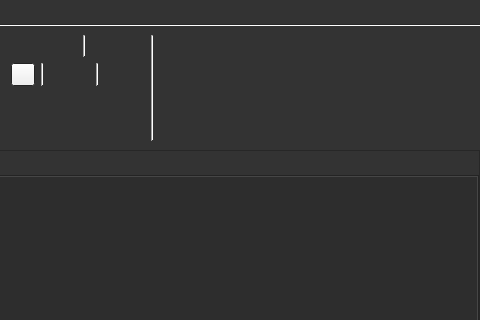
This is src/mainwindow.ui in fjpereny/TwoNote as Qt 5 draws it before an edit; both pictures show x 531 to 1011 and y 0 to 320 of the 1011 by 643 pixel window. The edited form follows.
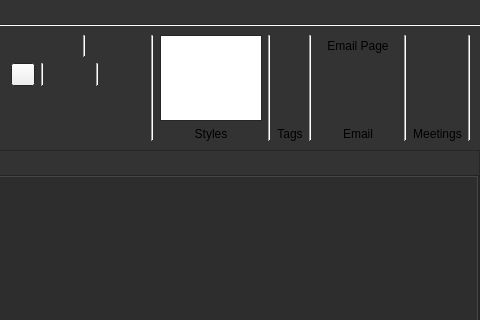
This is the edited form. Icons and pictures are not drawn. Custom widgets are drawn as their Qt base class.

```diff
--- a/src/mainwindow.ui
+++ b/src/mainwindow.ui
@@ -1138,6 +1138,123 @@
           </property>
          </widget>
         </item>
+        <item>
+         <layout class="QVBoxLayout" name="verticalLayout_8">
+          <item>
+           <widget class="QListView" name="listView">
+            <property name="maximumSize">
+             <size>
+              <width>150</width>
+              <height>16777215</height>
+             </size>
+            </property>
+           </widget>
+          </item>
+          <item>
+           <widget class="QLabel" name="label_3">
+            <property name="text">
+             <string>Styles</string>
+            </property>
+            <property name="alignment">
+             <set>Qt::AlignBottom|Qt::AlignHCenter</set>
+            </property>
+           </widget>
+          </item>
+         </layout>
+        </item>
+        <item>
+         <widget class="Line" name="line_8">
+          <property name="orientation">
+           <enum>Qt::Vertical</enum>
+          </property>
+         </widget>
+        </item>
+        <item>
+         <layout class="QVBoxLayout" name="verticalLayout_9">
+          <item>
+           <widget class="QLabel" name="label_4">
+            <property name="text">
+             <string>Tags</string>
+            </property>
+            <property name="alignment">
+             <set>Qt::AlignBottom|Qt::AlignHCenter</set>
+            </property>
+           </widget>
+          </item>
+         </layout>
+        </item>
+        <item>
+         <widget class="Line" name="line_9">
+          <property name="orientation">
+           <enum>Qt::Vertical</enum>
+          </property>
+         </widget>
+        </item>
+        <item>
+         <layout class="QVBoxLayout" name="verticalLayout_10">
+          <item>
+           <widget class="QPushButton" name="emailPageButton">
+            <property name="focusPolicy">
+             <enum>Qt::NoFocus</enum>
+            </property>
+            <property name="text">
+             <string>Email Page</string>
+            </property>
+            <property name="icon">
+             <iconset resource="rsc/rsc.qrc">
+              <normaloff>:/icons/fontawesome/regular/fontawesome-free-6.1.2-desktop/svgs/regular/envelope-open.svg</normaloff>:/icons/fontawesome/regular/fontawesome-free-6.1.2-desktop/svgs/regular/envelope-open.svg</iconset>
+            </property>
+            <property name="iconSize">
+             <size>
+              <width>32</width>
+              <height>32</height>
+             </size>
+            </property>
+            <property name="flat">
+             <bool>true</bool>
+            </property>
+           </widget>
+          </item>
+          <item>
+           <widget class="QLabel" name="label_5">
+            <property name="text">
+             <string>Email</string>
+            </property>
+            <property name="alignment">
+             <set>Qt::AlignBottom|Qt::AlignHCenter</set>
+            </property>
+           </widget>
+          </item>
+         </layout>
+        </item>
+        <item>
+         <widget class="Line" name="line_10">
+          <property name="orientation">
+           <enum>Qt::Vertical</enum>
+          </property>
+         </widget>
+        </item>
+        <item>
+         <layout class="QVBoxLayout" name="verticalLayout_11">
+          <item>
+           <widget class="QLabel" name="label_6">
+            <property name="text">
+             <string>Meetings</string>
+            </property>
+            <property name="alignment">
+             <set>Qt::AlignBottom|Qt::AlignHCenter</set>
+            </property>
+           </widget>
+          </item>
+         </layout>
+        </item>
+        <item>
+         <widget class="Line" name="line_11">
+          <property name="orientation">
+           <enum>Qt::Vertical</enum>
+          </property>
+         </widget>
+        </item>
         <item>
          <spacer name="horizontalSpacer">
           <property name="orientation">
```
